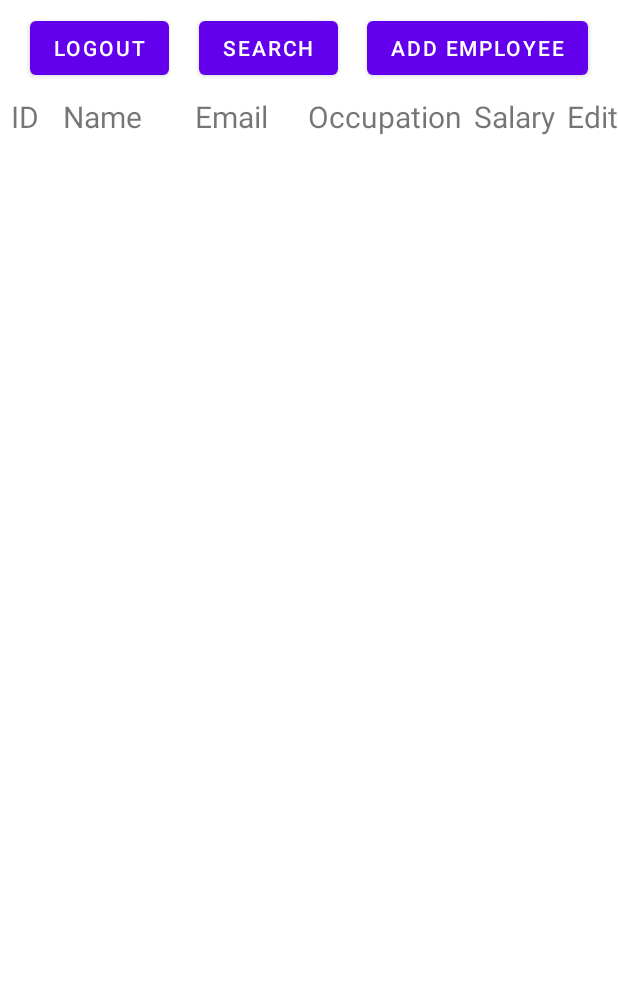
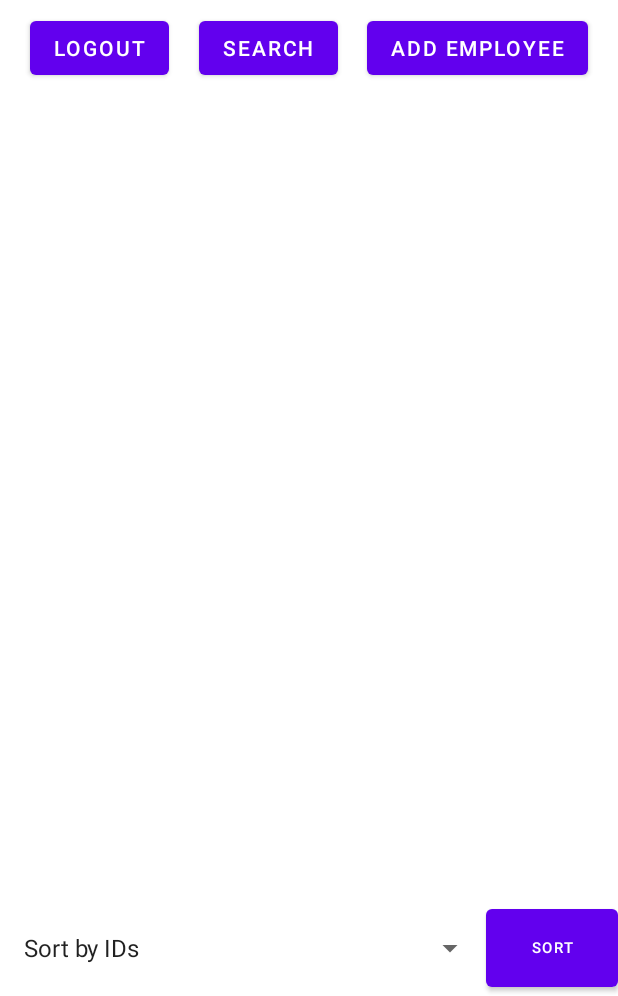
Before and after one commit to dangvq-daniel/hr-manager, an Android app: the EmployeeTableActivity screen opened directly, with no data from a screen before it, on a phone screen of 412 x 824 dp, the part 240-1236 px from its top. Run offline under Robolectric (Android 15) with nearby library versions, the phone set to English and light mode, and no system bars.

Commit message:
Completed employee table and sort dropdown

```diff
--- a/app/src/main/AndroidManifest.xml
+++ b/app/src/main/AndroidManifest.xml
@@ -9,6 +9,9 @@
         android:roundIcon="@mipmap/ic_launcher_round"
         android:supportsRtl="true"
         android:theme="@style/Theme.HRManager">
+        <activity
+            android:name=".EmployeeEditActivity"
+            android:exported="false" />
         <activity
             android:name=".EmployeeTableActivity"
             android:exported="false" />
--- a/app/src/main/java/com/alfuvedan/hrmanager/EmployeeTableActivity.java
+++ b/app/src/main/java/com/alfuvedan/hrmanager/EmployeeTableActivity.java
@@ -5,17 +5,18 @@ import androidx.appcompat.app.AppCompatActivity;
 
 import android.content.Intent;
 import android.os.Bundle;
+import android.view.View;
 import android.widget.*;
 
-import com.alfuvedan.hrmanager.data.Employee;
-import com.alfuvedan.hrmanager.data.Employees;
+import com.alfuvedan.hrmanager.data.*;
 import com.alfuvedan.hrmanager.session.SessionInfo;
 
-import java.util.Locale;
+import java.util.*;
 
 public class EmployeeTableActivity extends AppCompatActivity {
 
     private TableLayout employeeTable;
+    private Spinner spinner;
 
     @Override
     protected void onCreate(Bundle savedInstanceState) {
@@ -29,8 +30,24 @@ public class EmployeeTableActivity extends AppCompatActivity {
             this.goToMainActivity();
 
         this.employeeTable = findViewById(R.id.employeeTable);
+        this.populateTable();
 
-        for(Employee employee : Employees.getAllEmployees()) {
+        this.spinner = findViewById(R.id.sortMode);
+
+        ArrayList<String> options = new ArrayList<>(Arrays.asList(EmployeeSortModes.SORT_MODE_TEXTS));
+
+        ArrayAdapter<String> arrayAdapter = new ArrayAdapter<>(this, android.R.layout.simple_list_item_1, options);
+        arrayAdapter.setDropDownViewResource(android.R.layout.simple_spinner_dropdown_item);
+        spinner.setAdapter(arrayAdapter);
+    }
+
+    private void populateTable() {
+        this.employeeTable.removeAllViews();
+
+        ArrayList<Employee> employees = Employees.getAllEmployees();
+        Collections.sort(employees);
+
+        for(Employee employee : employees) {
             this.insertEmployeeTableRow(employee);
         }
     }
@@ -70,7 +87,7 @@ public class EmployeeTableActivity extends AppCompatActivity {
 
         salaryView = new TextView(this);
 
-        salaryView.setText(String.format(Locale.ROOT, "%.2f", employee.getSalary()));
+        salaryView.setText(String.format(Locale.ROOT, "$%.2f", employee.getSalary()));
         salaryView.setLayoutParams(new TableRow.LayoutParams(0,
                 TableRow.LayoutParams.WRAP_CONTENT, 2.0f));
 
@@ -90,5 +107,22 @@ public class EmployeeTableActivity extends AppCompatActivity {
         this.employeeTable.addView(tableRow);
     }
 
+    public void onLogout(View view) {
+        SessionInfo.logout(this);
 
+        Intent intent = new Intent(this, MainActivity.class);
+        startActivity(intent);
+    }
+
+    public void onSwitchSortMode(View view) {
+        int pos = this.spinner.getSelectedItemPosition();
+
+        Employee.setSortMode(pos, EmployeeSortModes.ASCENDING);
+        this.populateTable();
+    }
+
+    public void onAddEmployee(View view) {
+        Intent intent = new Intent(this, EmployeeEditActivity.class);
+        startActivity(intent);
+    }
 }
--- a/app/src/main/java/com/alfuvedan/hrmanager/data/Employee.java
+++ b/app/src/main/java/com/alfuvedan/hrmanager/data/Employee.java
@@ -9,7 +9,7 @@ import java.util.Locale;
 public class Employee implements Comparable<Employee>, ISavableData {
     private static long lastID = 1;
 
-    private static int sortMode = EmployeeSortModes.BY_ID, sortOrder = EmployeeSortModes.ASCENDING;
+    private static int sortMode = EmployeeSortModes.BY_FIRST_NAME, sortOrder = EmployeeSortModes.ASCENDING;
 
     private final long id;
 
--- a/app/src/main/java/com/alfuvedan/hrmanager/data/EmployeeSortModes.java
+++ b/app/src/main/java/com/alfuvedan/hrmanager/data/EmployeeSortModes.java
@@ -12,6 +12,15 @@ public class EmployeeSortModes {
     public static final int ASCENDING = 1;
     public static final int DESCENDING = -1;
 
+    public static final String[] SORT_MODE_TEXTS = {
+            "Sort by IDs",
+            "Sort by First Names",
+            "Sort by Last Names",
+            "Sort by Department Names",
+            "Sort by Job Titles",
+            "Sort by Salaries"
+    };
+
     /**
      * This constructor is used to prevent the instantiation of this class
      */
--- a/app/src/main/res/layout/activity_employee_table.xml
+++ b/app/src/main/res/layout/activity_employee_table.xml
@@ -25,7 +25,8 @@
         android:layout_width="0dp"
         android:layout_height="0dp"
         android:layout_marginTop="8dp"
-        app:layout_constraintBottom_toBottomOf="parent"
+        android:layout_marginBottom="8dp"
+        app:layout_constraintBottom_toTopOf="@+id/sortMode"
         app:layout_constraintEnd_toEndOf="parent"
         app:layout_constraintStart_toStartOf="parent"
         app:layout_constraintTop_toBottomOf="@+id/search">
@@ -106,6 +107,7 @@
         android:layout_width="wrap_content"
         android:layout_height="wrap_content"
         android:layout_marginTop="8dp"
+        android:onClick="onAddEmployee"
         android:text="@string/create_employee_btn"
         app:layout_constraintEnd_toEndOf="parent"
         app:layout_constraintHorizontal_bias="0.5"
@@ -128,9 +130,36 @@
         android:layout_width="wrap_content"
         android:layout_height="wrap_content"
         android:layout_marginTop="8dp"
+        android:onClick="onLogout"
         android:text="@string/logout_btn"
         app:layout_constraintEnd_toStartOf="@+id/search"
         app:layout_constraintHorizontal_bias="0.5"
         app:layout_constraintStart_toStartOf="parent"
         app:layout_constraintTop_toBottomOf="@+id/banner2" />
+
+    <Button
+        android:id="@+id/button4"
+        android:layout_width="wrap_content"
+        android:layout_height="0dp"
+        android:onClick="onSwitchSortMode"
+        android:text="@string/sort"
+        android:textSize="10sp"
+        app:layout_constraintBottom_toBottomOf="parent"
+        app:layout_constraintEnd_toEndOf="parent"
+        app:layout_constraintHorizontal_bias="0.5"
+        app:layout_constraintStart_toEndOf="@+id/sortMode"
+        app:layout_constraintTop_toBottomOf="@+id/scrollPane"
+        app:layout_constraintVertical_bias="0.0" />
+
+    <Spinner
+        android:id="@+id/sortMode"
+        android:layout_width="0dp"
+        android:layout_height="wrap_content"
+        android:layout_marginBottom="8dp"
+        android:textAlignment="center"
+        app:layout_constraintBottom_toBottomOf="parent"
+        app:layout_constraintEnd_toStartOf="@+id/button4"
+        app:layout_constraintHorizontal_bias="0.5"
+        app:layout_constraintStart_toStartOf="parent"
+        app:layout_constraintTop_toBottomOf="@+id/scrollPane" />
 </androidx.constraintlayout.widget.ConstraintLayout>
--- a/app/src/main/res/values/strings.xml
+++ b/app/src/main/res/values/strings.xml
@@ -20,4 +20,10 @@
     <string name="search_btn">Search</string>
     <string name="create_employee_btn">Add Employee</string>
     <string name="dashboard">Dashboard</string>
+    <string name="sort">Sort</string>
+    <string name="first_name_hint">First Name</string>
+    <string name="last_name_hint">Last Name</string>
+    <string name="department_hint">Department</string>
+    <string name="title_hint">Job Title</string>
+    <string name="salary_hint">Salary ($)</string>
 </resources>
```
Also changed, not shown: app/src/main/java/com/alfuvedan/hrmanager/EmployeeEditActivity.java (added, +17 -0 lines), app/src/main/res/layout/activity_employee_edit.xml (added, +93 -0 lines).
